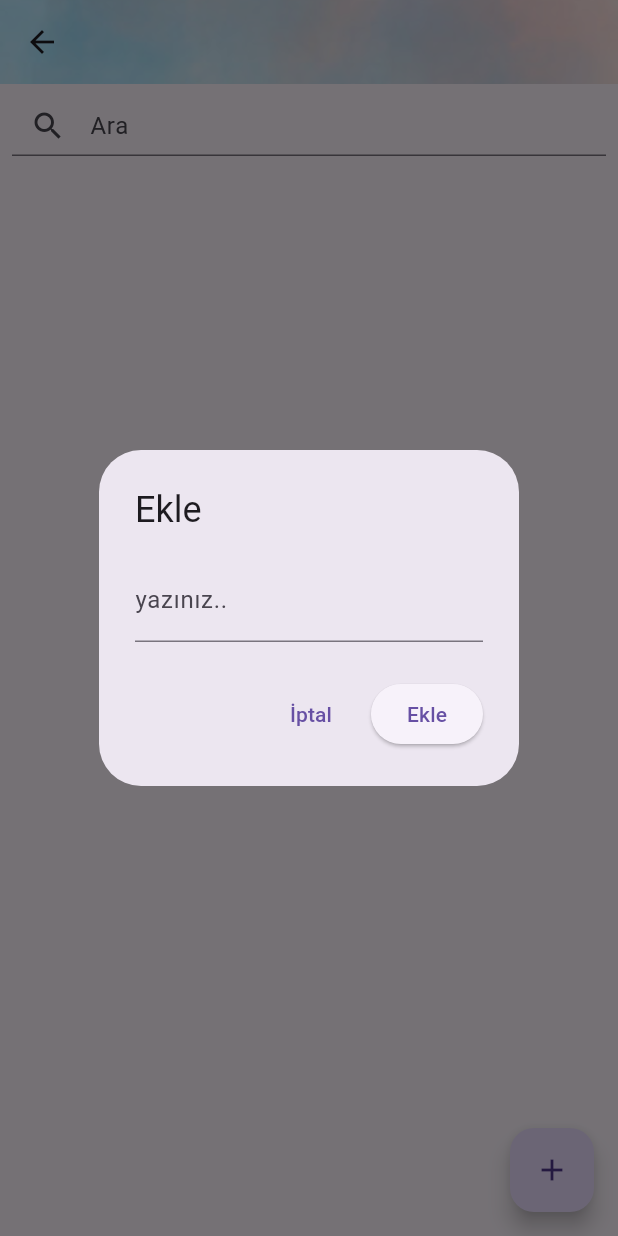
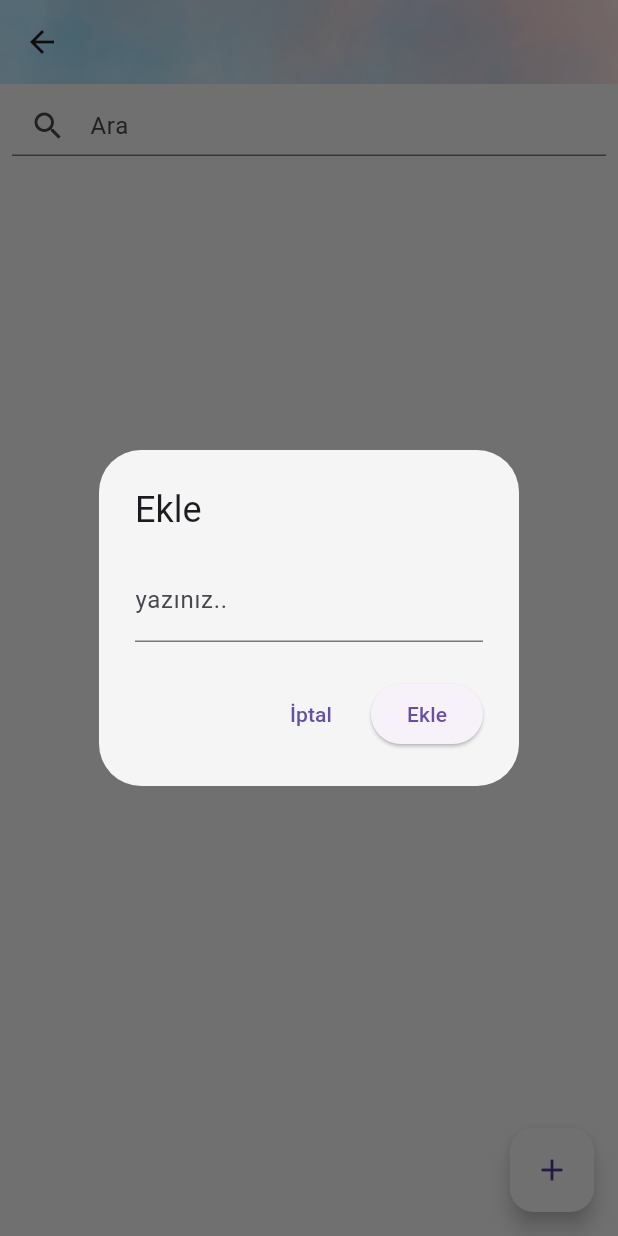
Before and after one commit to yurdagulcakiroglu/to_do, a Flutter app: the MyHomePage screen opened directly with empty values, after a tap on the "add" icon, on a phone screen of 412 x 824 dp. Run offline on Flutter 3.47's test engine with Material 3 defaults, Android fonts, the phone set to English and light mode, and no system bars; our stand-ins replace firebase_core, font_awesome_flutter, shared_preferences; accounts and stored records are empty.

```diff
--- a/lib/category_page.dart
+++ b/lib/category_page.dart
@@ -22,6 +22,7 @@ class _CategoryPageState extends State<CategoryPage> {
       context: context,
       builder: (BuildContext context) {
         return AlertDialog(
+          backgroundColor: const Color(0xFFF5F5F5),
           title: const Text('Yeni Kategori Ekle'),
           content: TextField(
             controller: controller,
@@ -65,6 +66,7 @@ class _CategoryPageState extends State<CategoryPage> {
       context: context,
       builder: (BuildContext context) {
         return AlertDialog(
+          backgroundColor: const Color(0xFFF5F5F5),
           title: const Text('Kategori Düzenle'),
           content: TextField(
             controller: controller,
@@ -129,6 +131,7 @@ class _CategoryPageState extends State<CategoryPage> {
   @override
   Widget build(BuildContext context) {
     return Scaffold(
+      backgroundColor: const Color(0xFFF5F5F5),
       appBar: AppBar(
         title: const Text('Kategoriler'),
         flexibleSpace: Container(
@@ -142,6 +145,7 @@ class _CategoryPageState extends State<CategoryPage> {
         centerTitle: true,
       ),
       drawer: Drawer(
+        backgroundColor: const Color(0xFFF5F5F5),
         child: ListView(
           padding: EdgeInsets.zero,
           children: <Widget>[
--- a/lib/main.dart
+++ b/lib/main.dart
@@ -5,6 +5,7 @@ import 'profile.dart';
 import 'settings.dart';
 import 'package:to_do/screens/welcome_screen.dart';
 import 'package:to_do/theme/theme.dart';
+import 'firebase_options.dart';
 
 void main() {
   runApp(const Deneme());
--- a/lib/my_home_page.dart
+++ b/lib/my_home_page.dart
@@ -37,6 +37,7 @@ class _MyHomePageState extends State<MyHomePage> {
       context: context,
       builder: (BuildContext context) {
         return AlertDialog(
+          backgroundColor: const Color(0xFFF5F5F5),
           title: const Text('Ekle'),
           content: TextField(
             controller: controller,
@@ -144,6 +145,7 @@ class _MyHomePageState extends State<MyHomePage> {
   @override
   Widget build(BuildContext context) {
     return Scaffold(
+      backgroundColor: const Color(0xFFF5F5F5),
       appBar: AppBar(
         title: Text(widget.category.name),
         flexibleSpace: Container(
@@ -205,6 +207,7 @@ class _MyHomePageState extends State<MyHomePage> {
         ],
       ),
       floatingActionButton: FloatingActionButton(
+        backgroundColor: const Color(0xFFF5F5F5),
         onPressed: _showAddItemDialog,
         tooltip: 'Ekle',
         child: const Icon(Icons.add),
--- a/pubspec.yaml
+++ b/pubspec.yaml
@@ -39,6 +39,9 @@ dependencies:
   animate_do: ^3.3.4
   icons_plus: ^5.0.0
   font_awesome_flutter: ^10.0.0
+  firebase_core: ^2.24.2
+  firebase_auth: ^4.16.0
+  cloud_firestore: ^4.14.0
 
 dev_dependencies:
   flutter_test:
```
Also changed, not shown: firebase.json (added), lib/firebase_options.dart (added), lib/services/auth.dart (added), pubspec.lock, 6 other files.
